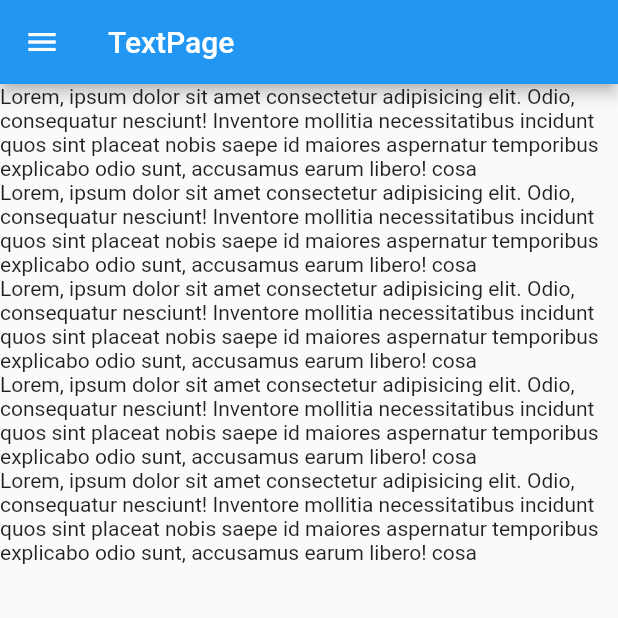
After one commit to richi2050/Crea_Widgets_Flutter_RestApi_Laravel_y_Django, a Flutter app: the TextsPage screen opened by its route, on a phone screen of 412 x 824 dp, the top half of it. The commit adds this screen. Run offline on Flutter 3.47's test engine with Material 2 defaults, Android fonts, the phone set to English and light mode, and no system bars.

Commit message:
Construir un componente para los textos
Construir un componente para los
textos

```diff
--- a/rest_flutter/lib/main.dart
+++ b/rest_flutter/lib/main.dart
@@ -1,6 +1,7 @@
 import 'package:flutter/material.dart';
 import 'package:rest_flutter/pages/buttons_page.dart';
 import 'package:rest_flutter/pages/chips_page.dart';
+import 'package:rest_flutter/pages/texts_page.dart';
 
 void main() {
   runApp(MyApp());
@@ -13,7 +14,8 @@ class MyApp extends StatelessWidget {
       initialRoute: ChipsPage.ROUTE,
       routes: {
         ChipsPage.ROUTE: (BuildContext context) => ChipsPage(),
-        ButtonsPage.ROUTE: (BuildContext context) => ButtonsPage()
+        ButtonsPage.ROUTE: (BuildContext context) => ButtonsPage(),
+        TextsPage.ROUTE: (BuildContext context) => TextsPage()
       },
     );
   }
--- /dev/null
+++ b/rest_flutter/lib/pages/texts_page.dart
@@ -0,0 +1,34 @@
+import 'package:flutter/material.dart';
+import 'package:rest_flutter/components/page_component.dart';
+import 'package:rest_flutter/models/text_model.dart';
+import 'package:rest_flutter/utils/custom_drawer.dart';
+import 'package:rest_flutter/widgets/text_widget.dart';
+
+class TextsPage extends StatelessWidget with PageComponent {
+  static const String ROUTE = '/texts';
+
+  @override
+  Widget build(BuildContext context) {
+    return Scaffold(
+      appBar: AppBar(
+        title: Text("TextPage"),
+      ),
+      drawer: CustomDrawer.getDrawer(context),
+      body: Column(children: buildWidgets(getData(), TextWidget.build)),
+    );
+  }
+
+  /*
+    * Obtiene la data y compone el modelo
+   */
+
+  List<TextModel> getData() {
+    List<TextModel> textModels = List();
+
+    for (int i = 0; i < 5; i++)
+      textModels.add(TextModel.constructor(
+          "Lorem, ipsum dolor sit amet consectetur adipisicing elit. Odio, consequatur nesciunt! Inventore mollitia necessitatibus incidunt quos sint placeat nobis saepe id maiores aspernatur temporibus explicabo odio sunt, accusamus earum libero! cosa"));
+
+    return textModels;
+  }
+}
--- a/rest_flutter/lib/utils/custom_drawer.dart
+++ b/rest_flutter/lib/utils/custom_drawer.dart
@@ -2,6 +2,7 @@ import 'package:flutter/cupertino.dart';
 import 'package:rest_flutter/pages/buttons_page.dart';
 import 'package:rest_flutter/pages/chips_page.dart';
 import 'package:flutter/material.dart';
+import 'package:rest_flutter/pages/texts_page.dart';
 
 class _DrawerItem {
   String title;
@@ -13,7 +14,8 @@ class _DrawerItem {
 class CustomDrawer {
   static final _optionsItems = [
     _DrawerItem(title: 'Chip', icon: Icons.list, route: ChipsPage.ROUTE),
-    _DrawerItem(title: 'button', icon: Icons.list, route: ButtonsPage.ROUTE)
+    _DrawerItem(title: 'button', icon: Icons.list, route: ButtonsPage.ROUTE),
+    _DrawerItem(title: "Texto", icon: Icons.list, route: TextsPage.ROUTE),
   ];
 
   static Widget getDrawer(BuildContext context) {
```
Also changed, not shown: rest_flutter/lib/models/text_model.dart (added, +11 -0 lines), rest_flutter/lib/widgets/text_widget.dart (added, +16 -0 lines).
